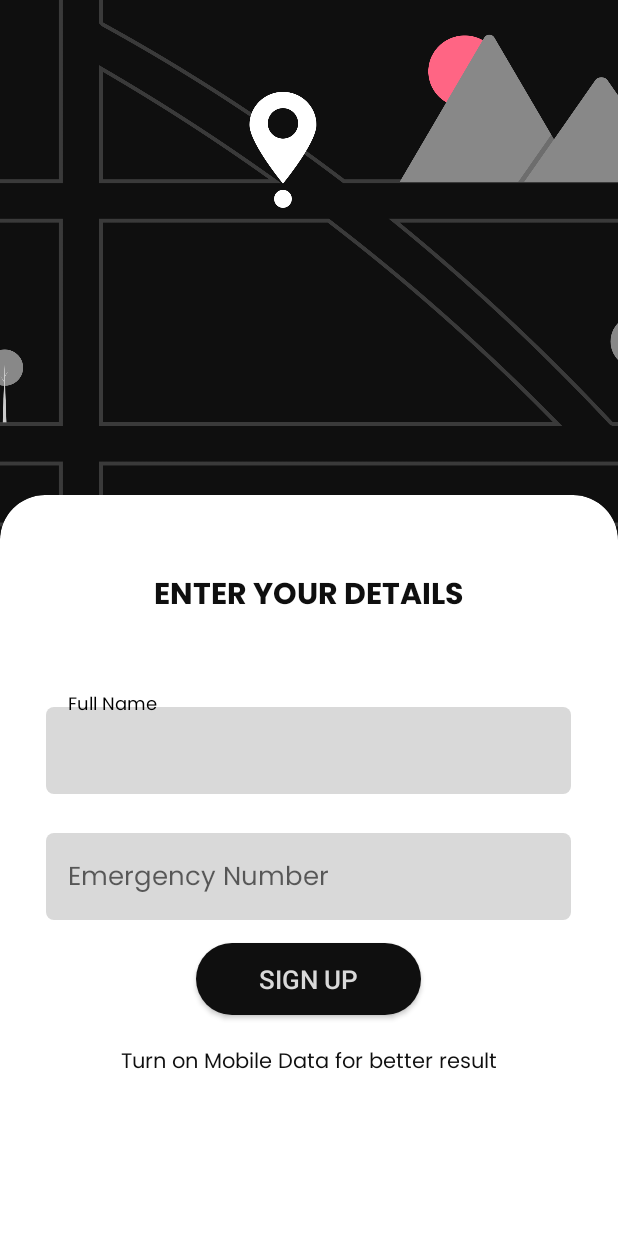
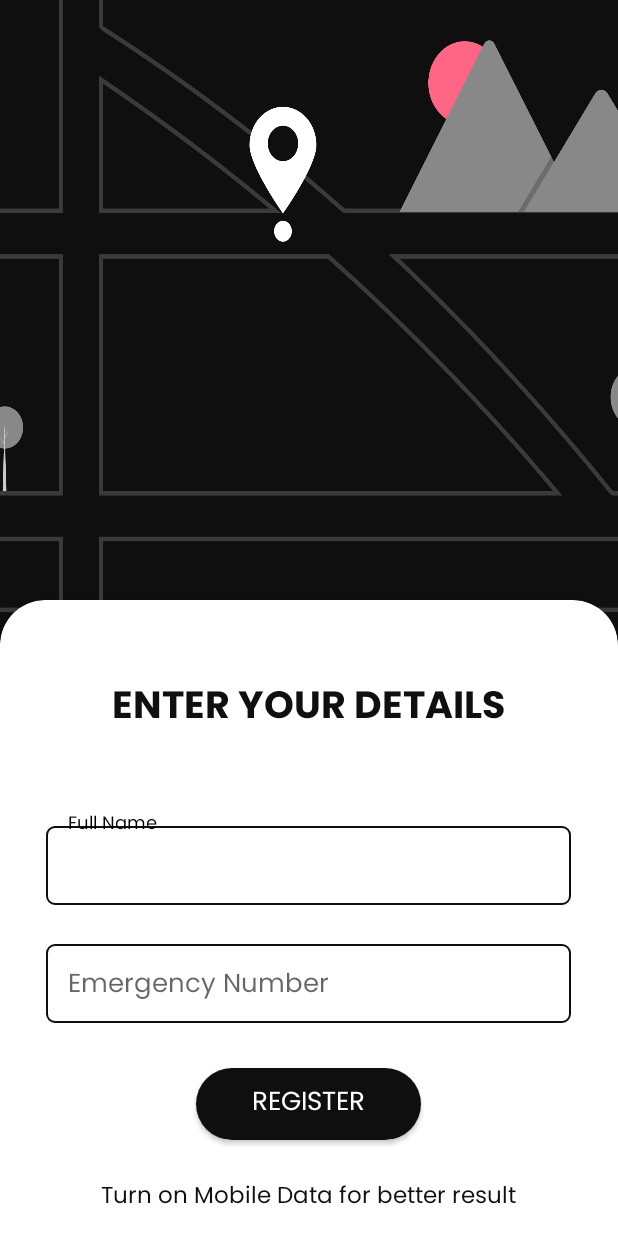
Before and after one commit to u1145h/LiveSafe, an Android app: the screen it shows after launch (MainActivity), on a phone screen of 412 x 824 dp. Run offline under Robolectric (Android 15) with nearby library versions, the phone set to English and light mode, and no system bars; libraries missing offline, so code that uses them is left out: com.karumi.dexter, com.skyfishjy.library; 1 statement that could not run was skipped.

Commit message:
changed few things

```diff
--- a/app/src/main/res/drawable/input_background.xml
+++ b/app/src/main/res/drawable/input_background.xml
@@ -3,8 +3,10 @@
     <corners
         android:radius="5dp"/>
     <padding
-        android:left="15dp" android:right="15dp" android:top="15dp"
-        android:bottom="15dp"/>
+        android:left="15dp" android:right="15dp" android:top="12dp"
+        android:bottom="12dp"/>
     <solid
-        android:color="@color/textgrey"/>
+        android:color="@color/White"/>
+    <stroke
+        android:width="2px" android:color="@color/BlackSPL"/>
 </shape>
--- a/app/src/main/res/layout/activity_main.xml
+++ b/app/src/main/res/layout/activity_main.xml
@@ -12,7 +12,7 @@
     <ImageView
         android:id="@+id/topLogo"
         android:layout_width="wrap_content"
-        android:layout_height="430dp"
+        android:layout_height="500dp"
         android:background="@drawable/img"/>
 
     <androidx.cardview.widget.CardView
@@ -29,7 +29,7 @@
             android:layout_width="match_parent"
             android:layout_height="match_parent"
             android:orientation="vertical"
-            android:layout_gravity="center"
+            android:layout_gravity="bottom"
             android:background="@android:color/transparent">
 
 
@@ -41,7 +41,7 @@
                 android:text="ENTER YOUR DETAILS"
                 android:fontFamily="@font/poppinsb"
                 android:textStyle="bold"
-                android:textSize="20sp"
+                android:textSize="25sp"
                 android:textColor="@color/BlackSPL"
                 android:layout_gravity="center_horizontal"/>
 
@@ -83,12 +83,13 @@
 
             <Button
                 android:id="@+id/sign_up"
-                android:text="Sign Up"
+                android:text="Register"
                 android:onClick="sub"
                 android:textSize="17sp"
-                android:textColor="@color/textgrey"
+                android:fontFamily="@font/poppinsr"
+                android:textColor="@color/White"
                 android:background="@drawable/round_button_gradient"
-                android:layout_marginTop="15dp"
+                android:layout_marginTop="30dp"
                 android:layout_gravity="center_horizontal"
                 android:layout_width="150dp"
                 android:layout_height="wrap_content"/>
@@ -96,7 +97,9 @@
             <TextView
                 android:layout_width="wrap_content"
                 android:layout_height="wrap_content"
-                android:paddingTop="20dp"
+                android:paddingTop="25dp"
+                android:textStyle="normal"
+                android:textSize="15dp"
                 android:textColor="@color/BlackSPL"
                 android:fontFamily="@font/poppinsr"
                 android:text="Turn on Mobile Data for better result"
```
Also changed, not shown: app/src/main/res/layout/activity_permission.xml (+28 -18 lines).
